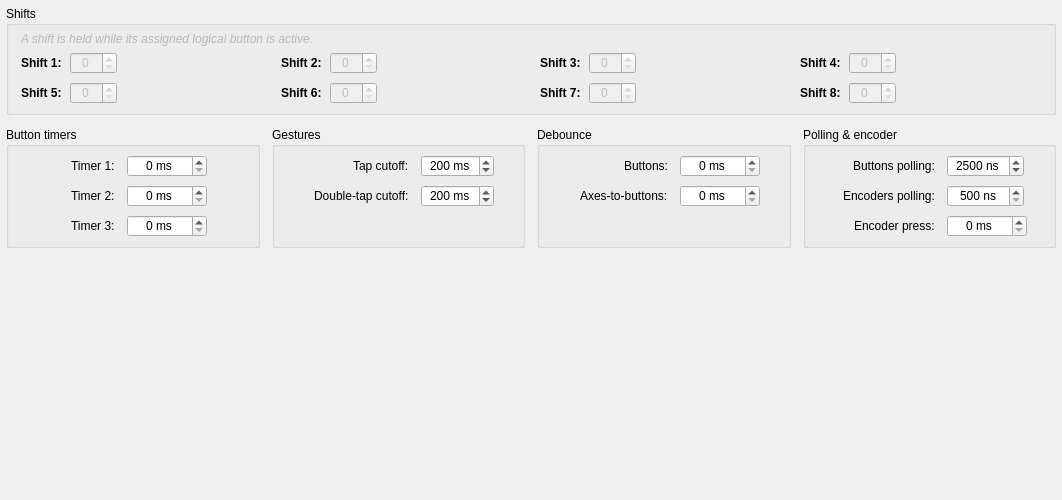
Above: src/widgets/shifts-timers/shiftstimersconfig.ui from anpeaco/FreeJoyXConfiguratorQt before the change. Below: the same form after it.
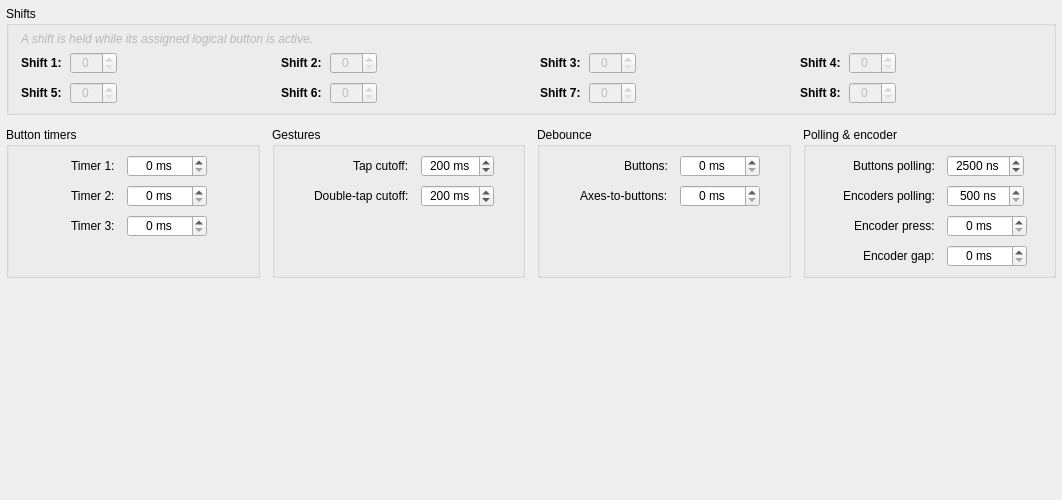
That is the form after the change.

Commit message: Encoders: calibrate dialog, live A/B feedback, shared fire count (wire 0x0050)

The edit to the form file:
```diff
--- a/src/widgets/shifts-timers/shiftstimersconfig.ui
+++ b/src/widgets/shifts-timers/shiftstimersconfig.ui
@@ -404,6 +404,16 @@
           <property name="maximum"><number>65535</number></property>
          </widget>
         </item>
+        <item row="3" column="0"><widget class="QLabel" name="text_encoderGap"><property name="text"><string>Encoder gap:</string></property></widget></item>
+        <item row="3" column="1">
+         <widget class="QSpinBox" name="spinBox_EncoderGap">
+          <property name="toolTip"><string>Encoder step gap (queue mode)&#10;&#10;The OFF time between queued encoder presses. Keep it short so a fast spin's queue drains quickly; the ON time is set by Encoder press.</string></property>
+          <property name="maximumSize"><size><width>90</width><height>22</height></size></property>
+          <property name="alignment"><set>Qt::AlignCenter</set></property>
+          <property name="suffix"><string> ms</string></property>
+          <property name="maximum"><number>65535</number></property>
+         </widget>
+        </item>
        </layout>
       </widget>
      </item>
```
The commit also changes 26 other files.
